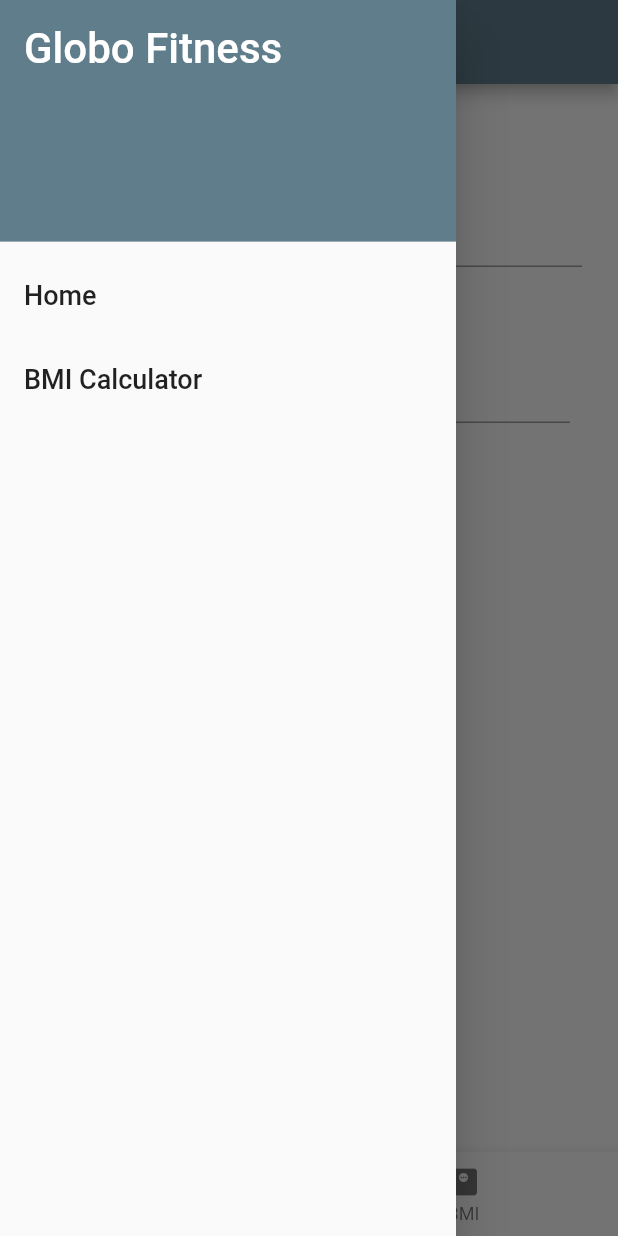
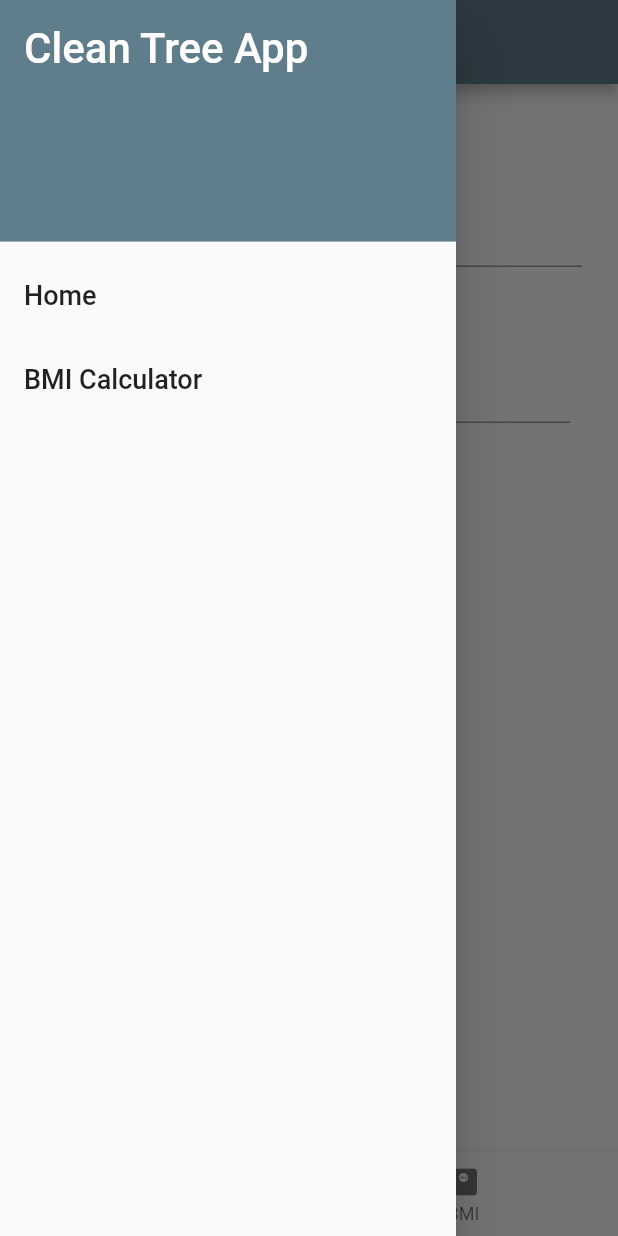
Before and after one commit to ettibo/flutter-clean-archi, a Flutter app: the screen it shows after launch, item 2 of the bottom bar chosen, with the side drawer open, on a phone screen of 412 x 824 dp. Run offline on Flutter 3.47's test engine with Material 2 defaults, Android fonts, the phone set to English and light mode, and no system bars; our stand-ins replace dio, flutter_mobx, get_it, mobx; generated files the repository leaves out were written again; network calls fail.

Commit message:
Added the localized string in the UI

```diff
--- a/lib/main.dart
+++ b/lib/main.dart
@@ -3,6 +3,9 @@ import 'injection/app_injection.dart';
 import 'package:globo_fitness/models/navigation_object.dart';
 import 'package:globo_fitness/screens/bmi/bmi_screen.dart';
 import 'package:globo_fitness/screens/tree_list/tree_list_screen.dart';
+
+import 'package:flutter_gen/gen_l10n/app_localizations.dart';
+import 'package:globo_fitness/localization/app_localization_context.dart';
 
 void main() {
   setupInjectionDependencies();
@@ -28,7 +31,10 @@ class GlobeApp extends StatelessWidget {
   @override
   Widget build(BuildContext context) {
     return MaterialApp(
+        onGenerateTitle: (context) => context.localized.appTitle,
         theme: ThemeData(primarySwatch: Colors.blueGrey),
+        supportedLocales: AppLocalizations.supportedLocales,
+        localizationsDelegates: AppLocalizations.localizationsDelegates,
         routes: _generateNavigation(context),
         initialRoute: '/');
   }
--- a/lib/shared/menu_drawer.dart
+++ b/lib/shared/menu_drawer.dart
@@ -2,6 +2,8 @@ import 'package:flutter/material.dart';
 import 'package:globo_fitness/models/menu_object.dart';
 import '../screens/bmi/bmi_screen.dart';
 import '../screens/tree_list/tree_list_screen.dart';
+
+import 'package:globo_fitness/localization/app_localization_context.dart';
 
 class MenuDrawer extends StatelessWidget {
   const MenuDrawer({Key? key}) : super(key: key);
@@ -13,14 +15,17 @@ class MenuDrawer extends StatelessWidget {
 
   List<Widget> buildMdenuItems(BuildContext context) {
     final List<MenuObject> menuTitles = [
-      MenuObject(title: 'Home', screen: const TreeListScreen()),
-      MenuObject(title: 'BMI Calculator', screen: const BmiScreen()),
+      MenuObject(
+          title: context.localized.homeTabBarTitle,
+          screen: const TreeListScreen()),
+      MenuObject(
+          title: context.localized.bmiDrawerTitle, screen: const BmiScreen()),
     ];
     List<Widget> menuItems = [];
-    menuItems.add(const DrawerHeader(
-        decoration: BoxDecoration(color: Colors.blueGrey),
-        child: Text('Globo Fitness',
-            style: TextStyle(color: Colors.white, fontSize: 28))));
+    menuItems.add(DrawerHeader(
+        decoration: const BoxDecoration(color: Colors.blueGrey),
+        child: Text(context.localized.appTitle,
+            style: const TextStyle(color: Colors.white, fontSize: 28))));
     for (var item in menuTitles) {
       menuItems.add(ListTile(
           title: Text(item.title, style: const TextStyle(fontSize: 18)),
```
Also changed, not shown: lib/screens/tree_list/tree_list_screen.dart (+6 -5 lines).
